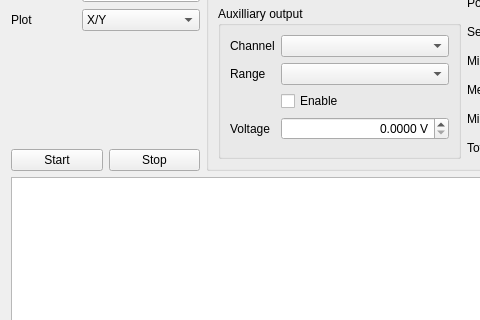
The window that TES/SineSweepDaqUi.ui (AvirupRoy/research) describes before a commit, drawn with Qt 5; both pictures show x 0 to 480 and y 194 to 514 of the 948 by 871 pixel window.
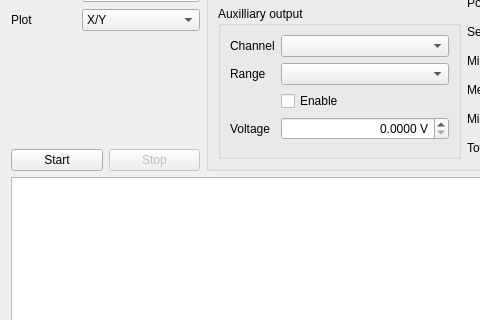
The same window after the commit. Custom widgets are drawn as their Qt base class.

Commit message: Lock-in amplifier now multi-threaded.

```diff
--- a/TES/SineSweepDaqUi.ui
+++ b/TES/SineSweepDaqUi.ui
@@ -235,6 +235,9 @@
            </item>
            <item>
             <widget class="QPushButton" name="stopPb">
+             <property name="enabled">
+              <bool>false</bool>
+             </property>
              <property name="text">
               <string>Stop</string>
              </property>
```
The commit also changes 1 other file.
